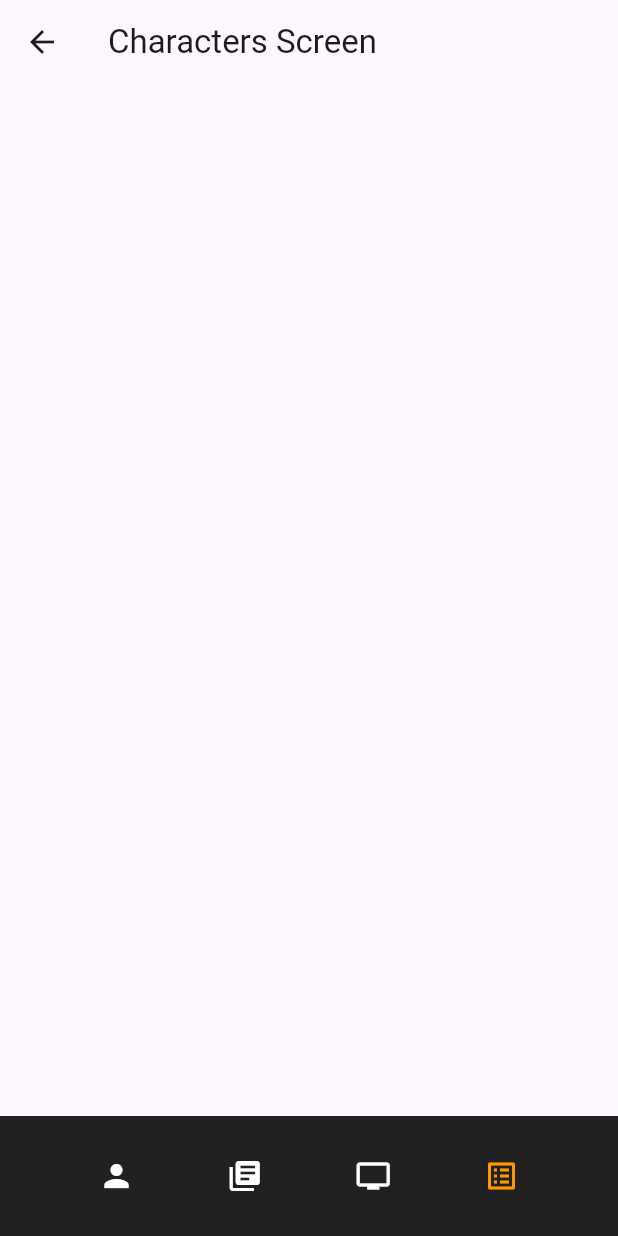
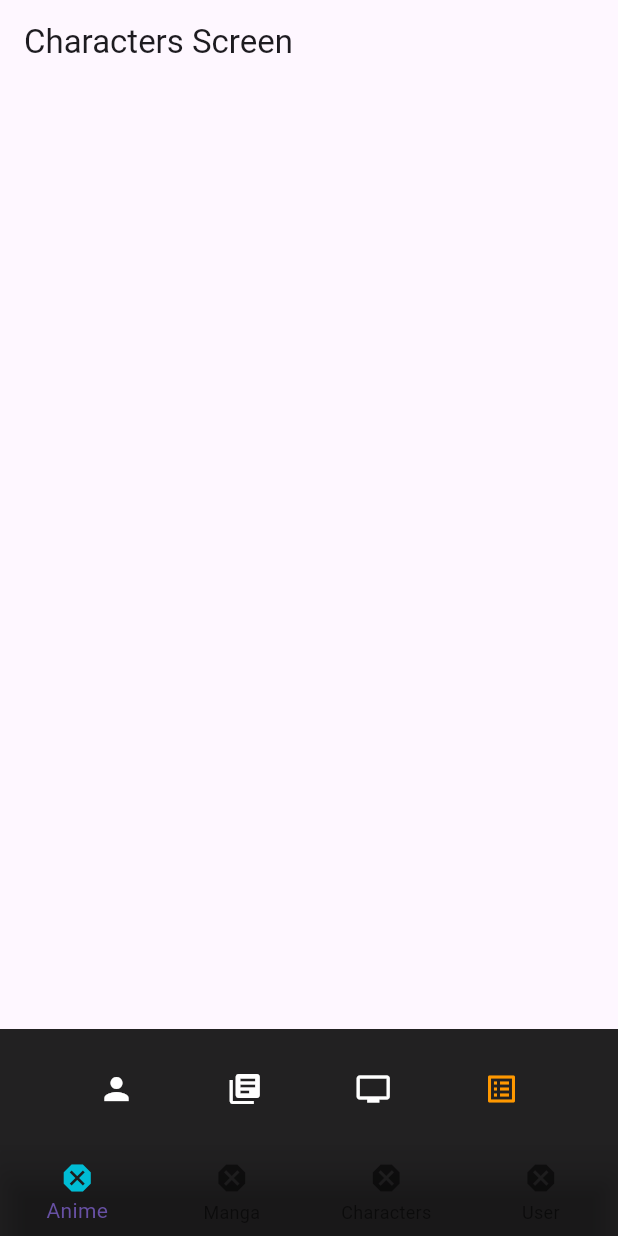
Before and after one commit to Zeta115/ManganimeMobiles, a Flutter app: the screen it shows after launch, after a tap on the "list alt" icon, on a phone screen of 412 x 824 dp. Run offline on Flutter 3.47's test engine with Material 3 defaults, Android fonts, the phone set to English and light mode, and no system bars.

Commit message:
rework main

```diff
--- a/ManganimeMobiles/manganime/lib/main.dart
+++ b/ManganimeMobiles/manganime/lib/main.dart
@@ -1,16 +1,41 @@
 import 'package:flutter/material.dart';
-import 'screens/UserScreen.dart';
-//De momento lo he empezado asi de una pero hay que separar las screens y tal
+import 'package:manganime/screens/AnimeScreen.dart';
+import 'package:manganime/screens/CharactersScreen.dart';
+import 'package:manganime/screens/EpisodeInfoScreen.dart';
+import 'package:manganime/screens/MangaScreen.dart';
+import 'package:manganime/screens/UserScreen.dart';
+import 'package:manganime/widgets/nav_bar.dart';
 
 void main() {
-  runApp(MyApp());
+  runApp(AnimeMangaApp());
 }
 
-class MyApp extends StatelessWidget {
+class AnimeMangaApp extends StatelessWidget {
+  AnimeMangaApp({super.key});
+  int currentScreen = 0;
+  Set<Widget> screens_ = {
+    CharacterScreen(),
+    AnimeScreen(),
+    EpisodeInfoScreen(),
+    MangaScreen(),
+    UserScreen()
+  };
+
+  List<Map<String, Object>> screens = [
+    {"Character": CharacterScreen()},
+    {"Anime": AnimeScreen()},
+    {"EpisodeInfo": const EpisodeInfoScreen()},
+    {"Manga": CharacterScreen()},
+  ];
+
   @override
   Widget build(BuildContext context) {
     return MaterialApp(
-      home: UserScreen(),
+      home: Scaffold(
+          bottomNavigationBar: NavBar(
+            currentScreen: currentScreen,
+          ),
+          body: screens_.elementAt(currentScreen)),
     );
   }
 }
--- /dev/null
+++ b/ManganimeMobiles/manganime/lib/widgets/nav_bar.dart
@@ -0,0 +1,36 @@
+import 'package:flutter/material.dart';
+
+class NavBar extends StatelessWidget {
+  NavBar({
+    this.currentScreen = 0,
+    super.key,
+  });
+
+  int currentScreen;
+
+  @override
+  Widget build(BuildContext context) {
+    return BottomNavigationBar(
+      backgroundColor: Colors.black87,
+      currentIndex: currentScreen,
+      type: BottomNavigationBarType.fixed,
+      items: [
+        navBarItem("Anime", Icons.dangerous),
+        navBarItem("Manga", Icons.dangerous),
+        navBarItem("Characters", Icons.dangerous),
+        navBarItem("User", Icons.dangerous)
+      ],
+    );
+  }
+
+  BottomNavigationBarItem navBarItem(String label, IconData icon) {
+    return BottomNavigationBarItem(
+      icon: Icon(icon),
+      activeIcon: Icon(
+        icon,
+        color: Colors.cyan,
+      ),
+      label: label,
+    );
+  }
+}
```
Also changed, not shown: 1 other file.
